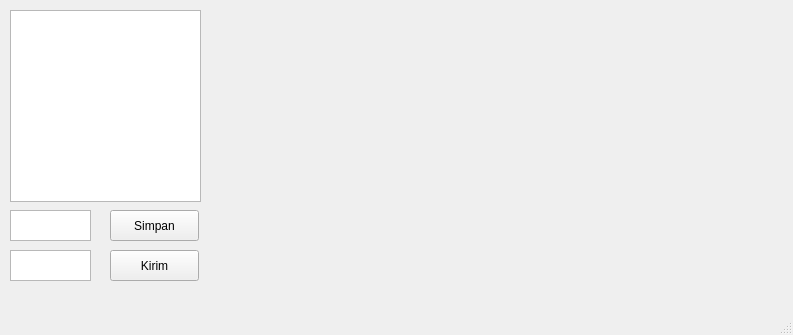
First picture: the form in desktop/desktop/ui/mainwindow.ui, repository smallker/ros-omnibase, before the edit.
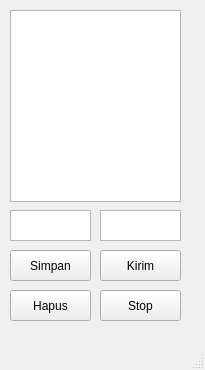
Second picture: the form after the edit.

Diff of the .ui file:
```diff
--- a/desktop/desktop/ui/mainwindow.ui
+++ b/desktop/desktop/ui/mainwindow.ui
@@ -6,8 +6,8 @@
    <rect>
     <x>0</x>
     <y>0</y>
-    <width>793</width>
-    <height>335</height>
+    <width>205</width>
+    <height>370</height>
    </rect>
   </property>
   <property name="windowTitle">
@@ -17,9 +17,9 @@
    <widget class="QPushButton" name="pb_send">
     <property name="geometry">
      <rect>
-      <x>110</x>
+      <x>100</x>
       <y>250</y>
-      <width>89</width>
+      <width>81</width>
       <height>31</height>
      </rect>
     </property>
@@ -32,7 +32,7 @@
      <rect>
       <x>10</x>
       <y>10</y>
-      <width>191</width>
+      <width>171</width>
       <height>192</height>
      </rect>
     </property>
@@ -50,9 +50,9 @@
    <widget class="QPushButton" name="pb_save">
     <property name="geometry">
      <rect>
-      <x>110</x>
-      <y>210</y>
-      <width>89</width>
+      <x>10</x>
+      <y>250</y>
+      <width>81</width>
       <height>31</height>
      </rect>
     </property>
@@ -63,11 +63,37 @@
    <widget class="QTextEdit" name="input_y">
     <property name="geometry">
      <rect>
+      <x>100</x>
+      <y>210</y>
+      <width>81</width>
+      <height>31</height>
+     </rect>
+    </property>
+   </widget>
+   <widget class="QPushButton" name="pb_clear">
+    <property name="geometry">
+     <rect>
       <x>10</x>
-      <y>250</y>
+      <y>290</y>
       <width>81</width>
       <height>31</height>
      </rect>
+    </property>
+    <property name="text">
+     <string>Hapus</string>
+    </property>
+   </widget>
+   <widget class="QPushButton" name="pb_stop">
+    <property name="geometry">
+     <rect>
+      <x>100</x>
+      <y>290</y>
+      <width>81</width>
+      <height>31</height>
+     </rect>
+    </property>
+    <property name="text">
+     <string>Stop</string>
     </property>
    </widget>
   </widget>
```
Left out of the diff: 2 changed lines with no effect on the pictures.
